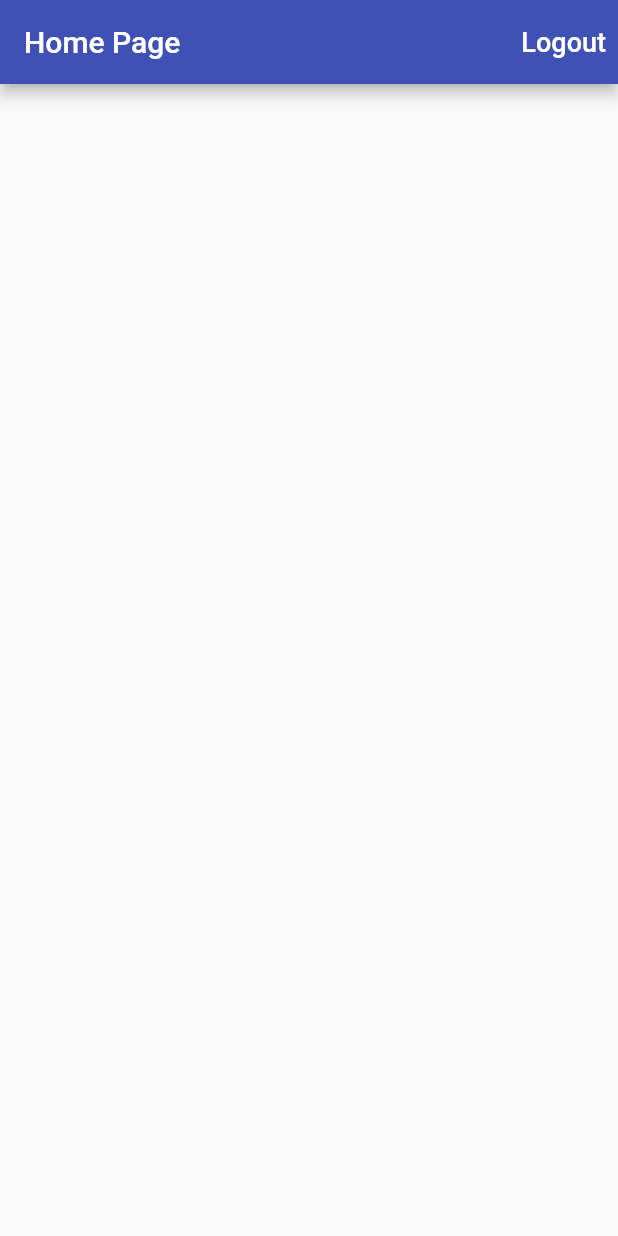
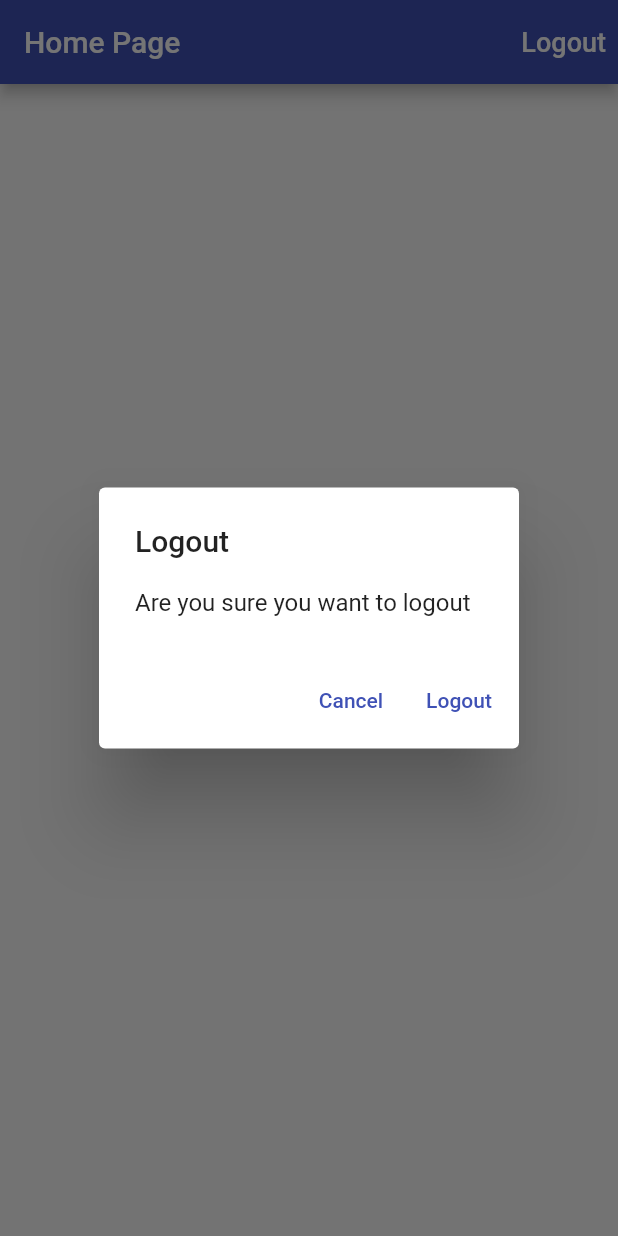
Before and after one commit to KCcode/timeTracker, a Flutter app: the screen it shows once a user with an empty profile is signed in, after a tap on "Logout", on a phone screen of 412 x 824 dp. Run offline on Flutter 3.47's test engine with Material 2 defaults, Android fonts, the phone set to English and light mode, and no system bars; our stand-ins replace firebase_auth, firebase_core, google_sign_in; accounts and stored records are empty.

Commit message:
minor refacotring and adding platform aware dialog box

```diff
--- a/lib/app/home_page.dart
+++ b/lib/app/home_page.dart
@@ -1,4 +1,5 @@
 import 'package:flutter/material.dart';
+import 'package:time_tracker_flutter/common_widgets/show_alert_dialog.dart';
 import 'package:time_tracker_flutter/services/authBase.dart';
 
 class HomePage extends StatelessWidget {
@@ -11,6 +12,19 @@ class HomePage extends StatelessWidget {
       await auth.signOut(); //no longer have a reference to the firebase user after sign out
     } catch (e) {
       print(e.toString());
+    }
+  }
+
+  Future<void> _confirmSignOut(BuildContext context) async {
+    final didRequestSignOut = await showAlertDialog(
+      context,
+      title: 'Logout',
+      content: 'Are you sure you want to logout',
+      cancelActionText: 'Cancel',
+      defaultActionText: 'Logout',
+    );
+    if(didRequestSignOut == true){
+      _signOut();
     }
   }
 
@@ -29,7 +43,7 @@ class HomePage extends StatelessWidget {
                 color: Colors.white,
               ),
             ),
-            onPressed: _signOut,
+            onPressed: () => _confirmSignOut(context),
           ),
         ],
       ),
--- a/lib/app/sign_in/email_sign_in_form.dart
+++ b/lib/app/sign_in/email_sign_in_form.dart
@@ -1,6 +1,7 @@
 import 'package:flutter/material.dart';
 import 'package:time_tracker_flutter/app/sign_in/validators.dart';
 import 'package:time_tracker_flutter/common_widgets/form_submit_button.dart';
+import 'package:time_tracker_flutter/common_widgets/show_alert_dialog.dart';
 import 'package:time_tracker_flutter/services/authBase.dart';
 
 enum EmailSignInFormType { signIn, register }
@@ -136,6 +137,10 @@ class _EmailSignInFormState extends State<EmailSignInForm> {
       Navigator.of(context).pop(); //pop this page
     } catch (e) {
       print(e.toString());
+      showAlertDialog(context,
+          title: 'Sign In Failed',
+          content: e.toString(),
+          defaultActionText: 'OK');
     } finally {
       //always executed
       setState(() {
--- /dev/null
+++ b/lib/common_widgets/show_alert_dialog.dart
@@ -0,0 +1,48 @@
+import 'dart:io';
+
+import 'package:flutter/cupertino.dart';
+import 'package:flutter/material.dart';
+
+Future<bool?> showAlertDialog<bool>(BuildContext context,
+    {required String title,
+    required String content,
+      String? cancelActionText,
+    required String defaultActionText}) {
+  if (!Platform.isIOS) {
+    return showDialog(
+      context: context,
+      builder: (context) => AlertDialog(
+        title: Text(title),
+        content: Text(content),
+        actions: <Widget>[
+          if(cancelActionText != null)
+            TextButton(
+            child: Text(cancelActionText),
+            onPressed: () => Navigator.of(context).pop(false),
+            ),
+
+          TextButton(
+              onPressed: () => Navigator.of(context).pop(true),
+              child: Text(defaultActionText))
+        ],
+      ),
+    );
+  }
+  return showCupertinoDialog(
+    context: context,
+    builder: (context) => CupertinoAlertDialog(
+      title: Text(title),
+      content: Text(content),
+      actions: <Widget>[
+        if(cancelActionText != null)
+          CupertinoDialogAction(
+            child: Text(cancelActionText),
+            onPressed: () => Navigator.of(context).pop(false),
+          ),
+        CupertinoDialogAction(
+            onPressed: () => Navigator.of(context).pop(true),
+            child: Text(defaultActionText))
+      ],
+    ),
+  );
+}
```
